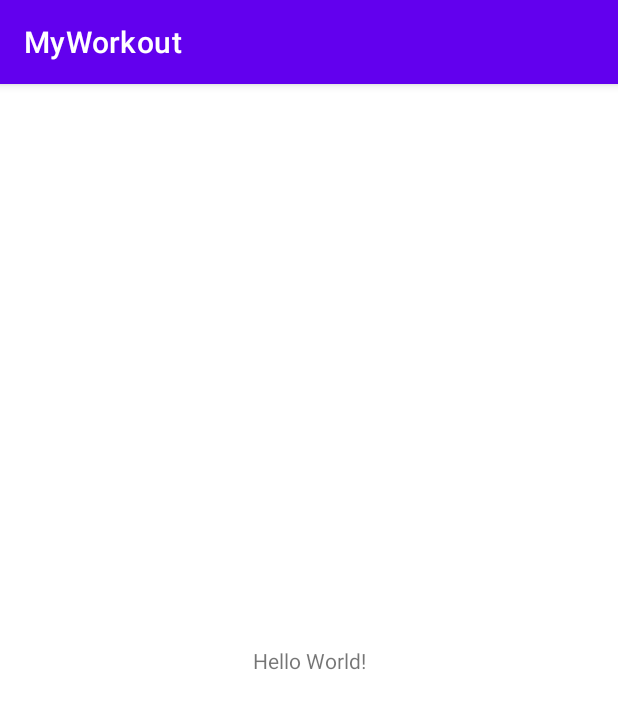
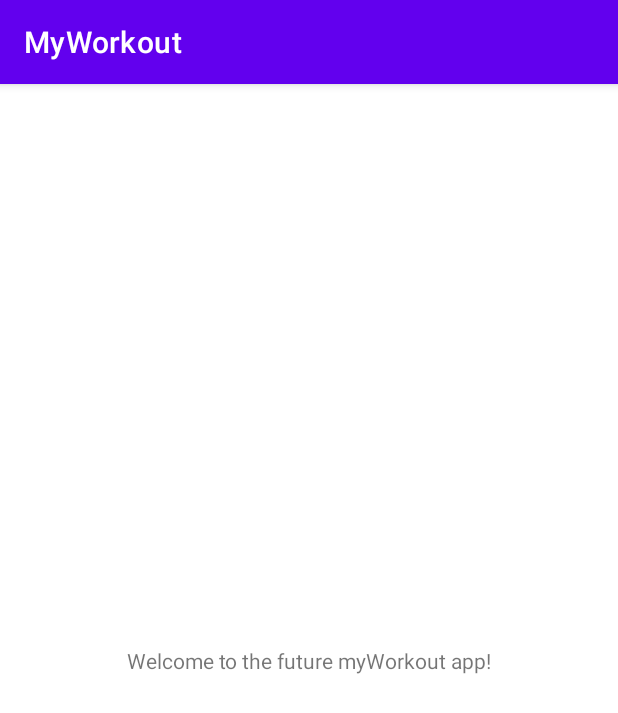
Before and after one commit to ivione93/myWorkout-app, an Android app: the screen it shows after launch (MainActivity), on a phone screen of 412 x 824 dp. Shown: the top 713 px of the screen. Run offline under Robolectric (Android 15) with nearby library versions, the phone set to English and light mode, and no system bars.

Commit message:
Change icon and text

```diff
--- a/app/src/main/AndroidManifest.xml
+++ b/app/src/main/AndroidManifest.xml
@@ -4,7 +4,7 @@
 
     <application
         android:allowBackup="true"
-        android:icon="@mipmap/ic_launcher"
+        android:icon="@drawable/myworkout"
         android:label="@string/app_name"
         android:roundIcon="@mipmap/ic_launcher_round"
         android:supportsRtl="true"
--- a/app/src/main/res/layout/activity_main.xml
+++ b/app/src/main/res/layout/activity_main.xml
@@ -9,7 +9,7 @@
     <TextView
         android:layout_width="wrap_content"
         android:layout_height="wrap_content"
-        android:text="Hello World!"
+        android:text="Welcome to the future myWorkout app!"
         app:layout_constraintBottom_toBottomOf="parent"
         app:layout_constraintLeft_toLeftOf="parent"
         app:layout_constraintRight_toRightOf="parent"
```
Also changed, not shown: app/src/main/res/drawable/myworkout.png (added).
